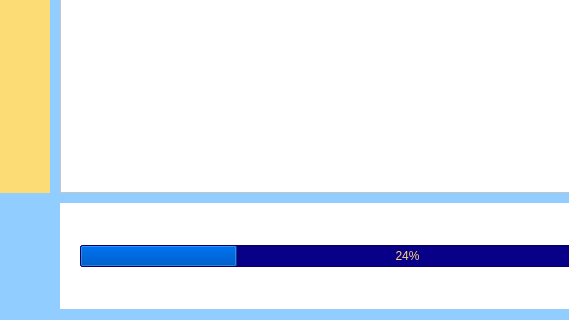
Above: home.ui from mahan109910/linking_me before the change; both pictures show x 185 to 754 and y 380 to 700 of the 1200 by 700 pixel window. Below: the same form after it.
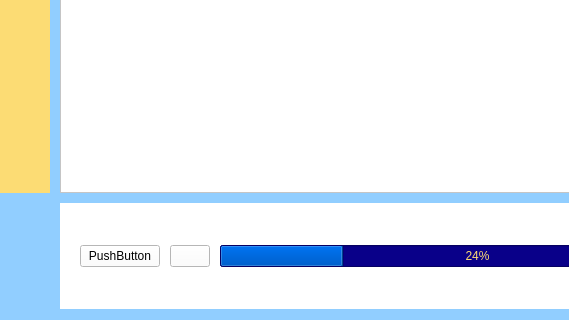
That is the form after the change. Icons and pictures are not drawn.

What changed in the file:
```diff
--- a/home.ui
+++ b/home.ui
@@ -63,6 +63,20 @@
       <property name="rightMargin">
        <number>20</number>
       </property>
+      <item>
+       <widget class="QPushButton" name="pushButton_ago">
+        <property name="text">
+         <string>PushButton</string>
+        </property>
+       </widget>
+      </item>
+      <item>
+       <widget class="QPushButton" name="pushButton_more">
+        <property name="text">
+         <string/>
+        </property>
+       </widget>
+      </item>
       <item>
        <widget class="QProgressBar" name="progressBar_information">
         <property name="styleSheet">
@@ -556,7 +570,7 @@
     </widget>
    </item>
    <item row="1" column="2" rowspan="5">
-    <widget class="QGroupBox" name="">
+    <widget class="QGroupBox" name="groupBox">
      <property name="maximumSize">
       <size>
        <width>150</width>
```
